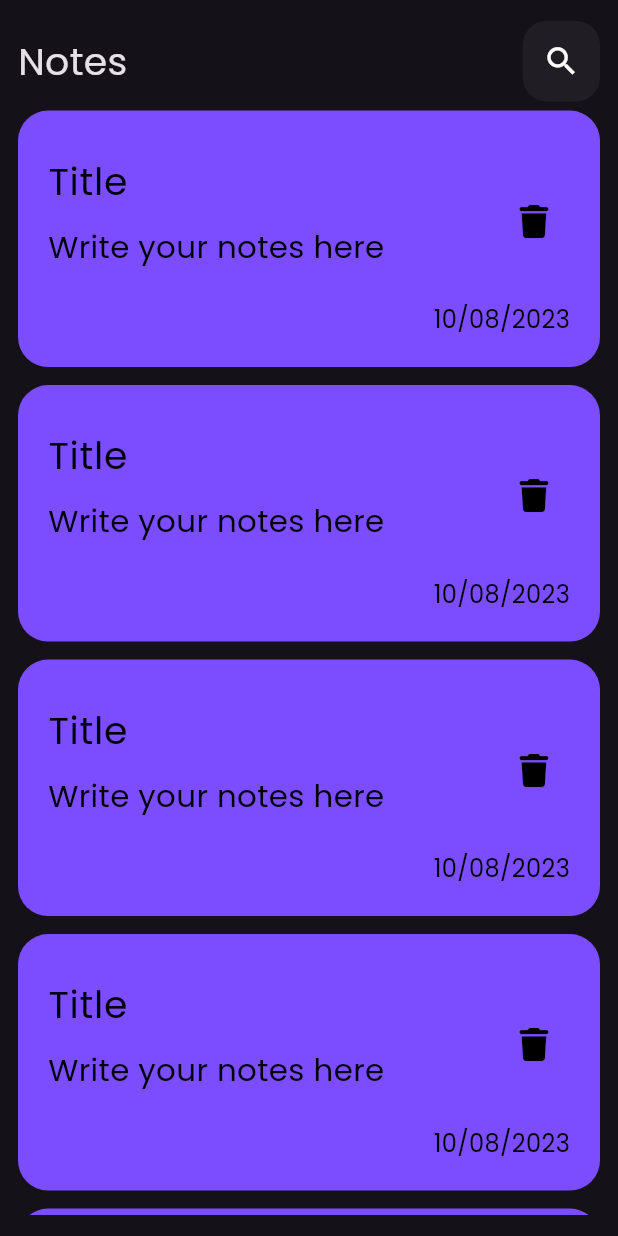
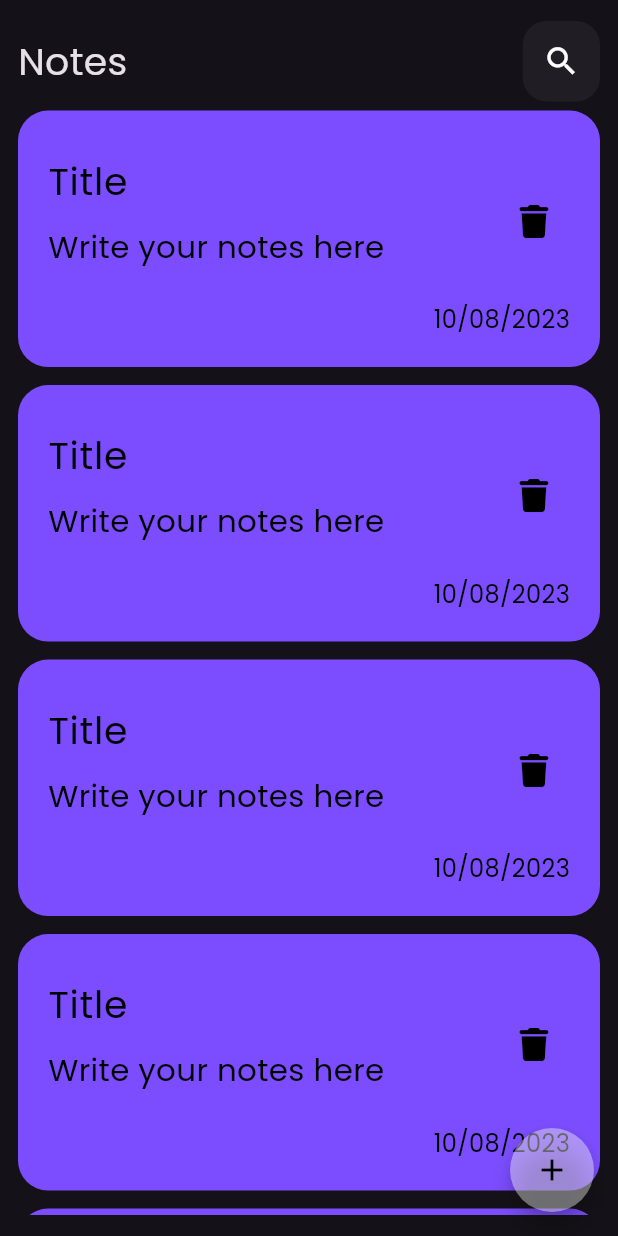
Before and after one commit to HusseinHafez/Notes-App, a Flutter app: the screen it shows after launch, on a phone screen of 412 x 824 dp. Run offline on Flutter 3.47's test engine with Material 2 defaults, Android fonts, the phone set to English and light mode, and no system bars; our stand-ins replace bloc, flutter_bloc, flutter_screenutil, font_awesome_flutter.

```diff
--- a/lib/modules/home_screen/view/home_screen.dart
+++ b/lib/modules/home_screen/view/home_screen.dart
@@ -1,4 +1,5 @@
 import 'package:flutter/material.dart';
+import 'package:notes_app/modules/home_screen/view/widgets/add_note_modal_sheet.dart';
 import 'package:notes_app/modules/home_screen/view/widgets/notes_list_view.dart';
 import 'widgets/custom_appbar.dart';
 
@@ -7,17 +8,24 @@ class HomeScreen extends StatelessWidget {
 
   @override
   Widget build(BuildContext context) {
-    return const SafeArea(
+    return SafeArea(
       child: Scaffold(
-        body: Padding(
+        floatingActionButton: FloatingActionButton(
+          shape: const CircleBorder(),
+          onPressed: () {
+            showModalBottomSheet(
+              shape: RoundedRectangleBorder(
+                borderRadius: BorderRadius.circular(24)
+              ),
+              context: context, builder:(context) => const AddNoteModalSheet(), );
+          },
+          backgroundColor: Colors.white.withOpacity(.4),
+          child: const Icon(Icons.add,color: Colors.black,),
+        ),
+        body: const Padding(
           padding: EdgeInsets.symmetric(horizontal: 12, vertical: 14),
           child: Column(
-            children: [
-              CustomAppBar(),
-              Expanded(
-                child: NotesListView()
-              )
-            ],
+            children: [CustomAppBar(), Expanded(child: NotesListView())],
           ),
         ),
       ),
```
Also changed, not shown: lib/modules/home_screen/view/widgets/add_note_modal_sheet.dart (added, +17 -0 lines).
